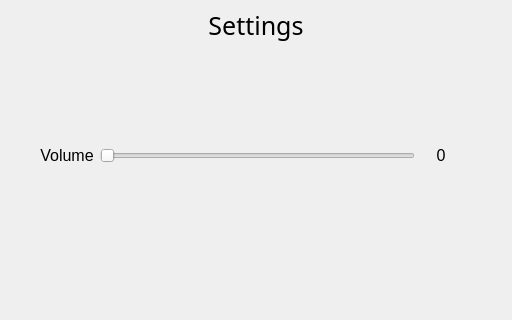
The window that SettingWindow.ui (1ncrd/Farm) describes before a commit, drawn with Qt 5; both pictures show x 0 to 512 and y 0 to 320 of the 512 by 576 pixel window.
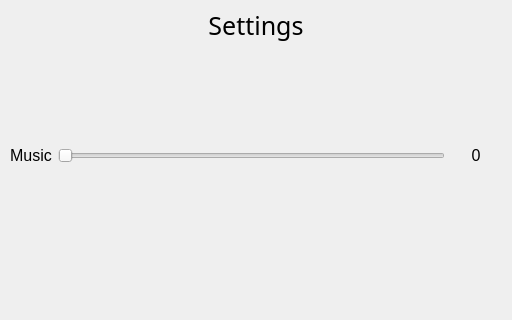
The same window after the commit.

The edit to the form file:
```diff
--- a/SettingWindow.ui
+++ b/SettingWindow.ui
@@ -10,16 +10,24 @@
     <height>576</height>
    </rect>
   </property>
+  <property name="font">
+   <font>
+    <family>Minecraft</family>
+   </font>
+  </property>
   <property name="windowTitle">
    <string>MainWindow</string>
   </property>
+  <property name="styleSheet">
+   <string notr="true"/>
+  </property>
   <widget class="QWidget" name="centralwidget">
    <widget class="QWidget" name="gridLayoutWidget">
     <property name="geometry">
      <rect>
-      <x>40</x>
+      <x>10</x>
       <y>100</y>
-      <width>421</width>
+      <width>491</width>
       <height>111</height>
      </rect>
     </property>
@@ -28,11 +36,12 @@
       <widget class="QLabel" name="label_volume">
        <property name="font">
         <font>
+         <family>Microsoft YaHei UI</family>
          <pointsize>12</pointsize>
         </font>
        </property>
        <property name="text">
-        <string>Volume</string>
+        <string>Music</string>
        </property>
        <property name="alignment">
         <set>Qt::AlignCenter</set>
@@ -43,9 +52,13 @@
       <widget class="QSlider" name="horizontalSlider_volume">
        <property name="font">
         <font>
+         <family>Microsoft YaHei UI</family>
          <pointsize>12</pointsize>
         </font>
        </property>
+       <property name="styleSheet">
+        <string notr="true">color: rgb(111, 111, 111);</string>
+       </property>
        <property name="orientation">
         <enum>Qt::Horizontal</enum>
        </property>
@@ -55,12 +68,13 @@
       <widget class="QLabel" name="label_volume_value">
        <property name="minimumSize">
         <size>
-         <width>40</width>
+         <width>50</width>
          <height>0</height>
         </size>
        </property>
        <property name="font">
         <font>
+         <family>Microsoft YaHei UI</family>
          <pointsize>12</pointsize>
         </font>
        </property>
```
Left out of the diff: 1 changed line with no effect on the pictures.
